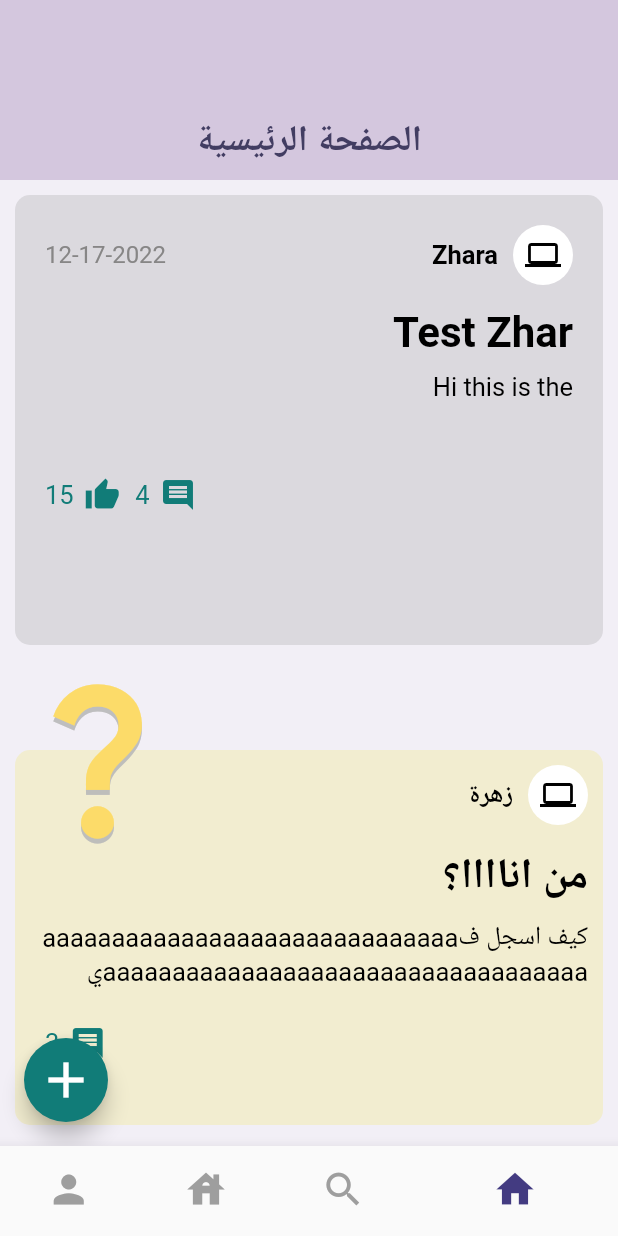
After one commit to Khaled-alamri/Tuwaiq-Academy-Community-Application, a Flutter app: the AppLayout screen opened by its route, on a phone screen of 412 x 824 dp. The commit adds this screen. Run offline on Flutter 3.47's test engine with Material 2 defaults, Android fonts, the phone set to English and light mode, and no system bars; our stand-ins replace auto_size_text, get, hexcolor, smooth_page_indicator.

Commit message:
HomePage

```diff
--- /dev/null
+++ b/lib/Component/custom IconwithName.dart
@@ -0,0 +1,32 @@
+import 'package:flutter/material.dart';
+import 'package:flutter/src/widgets/container.dart';
+import 'package:flutter/src/widgets/framework.dart';
+
+class nameWithIcon extends StatelessWidget {
+  const nameWithIcon({super.key, required this.PostOwnrName});
+  final String PostOwnrName;
+  // Image
+
+  @override
+  Widget build(BuildContext context) {
+    return Row(
+      children: [
+        CircleAvatar(
+          backgroundColor: Colors.white,
+          child: Icon(
+            Icons.laptop,
+            color: Colors.black,
+          ),
+        ),
+        const SizedBox(
+          width: 10,
+        ),
+        Text(
+          PostOwnrName,
+          style: TextStyle(
+              color: Colors.black, fontSize: 17, fontWeight: FontWeight.w600),
+        ),
+      ],
+    );
+  }
+}
--- /dev/null
+++ b/lib/Component/custom contentText.dart
@@ -0,0 +1,38 @@
+import 'package:flutter/material.dart';
+import 'package:flutter/src/widgets/container.dart';
+import 'package:flutter/src/widgets/framework.dart';
+
+class contentText extends StatelessWidget {
+  const contentText(
+      {super.key, required this.postTitle, required this.PostBody});
+  final String postTitle;
+  final String PostBody;
+
+  @override
+  Widget build(BuildContext context) {
+    return Column(
+      mainAxisAlignment: MainAxisAlignment.start,
+      crossAxisAlignment: CrossAxisAlignment.start,
+      children: [
+        Text(
+          postTitle,
+          style: TextStyle(
+              color: Colors.black, fontSize: 28, fontWeight: FontWeight.bold),
+        ),
+        const SizedBox(
+          height: 10,
+        ),
+        Container(
+          height: 50,
+          child: Text(
+            PostBody,
+            style: TextStyle(
+              color: Colors.black,
+              fontSize: 17,
+            ),
+          ),
+        ),
+      ],
+    );
+  }
+}
--- /dev/null
+++ b/lib/Component/custom qution card.dart
@@ -0,0 +1,95 @@
+import 'package:final_project/Component/custom%20IconwithName.dart';
+import 'package:final_project/Component/custom%20contentText.dart';
+import 'package:flutter/material.dart';
+import 'package:flutter/src/widgets/container.dart';
+import 'package:flutter/src/widgets/framework.dart';
+import 'package:hexcolor/hexcolor.dart';
+
+class CustomQutionCard extends StatelessWidget {
+  const CustomQutionCard(
+      {super.key,
+      required this.cardDate,
+      required this.commentCont,
+      required this.likeCont,
+      required this.PostOwnrName,
+      required this.postTitle,
+      required this.PostBody});
+
+  final String cardDate;
+  final int commentCont;
+  final int likeCont;
+  final String PostOwnrName;
+  final String postTitle;
+  final String PostBody;
+
+  @override
+  Widget build(BuildContext context) {
+    return Container(
+      height: 300,
+      margin: EdgeInsetsDirectional.all(10),
+      padding: EdgeInsetsDirectional.all(20),
+      decoration: BoxDecoration(
+        borderRadius: BorderRadiusDirectional.circular(10),
+        color: HexColor("#dbd9de"),
+      ),
+      child: Column(
+        mainAxisAlignment: MainAxisAlignment.start,
+        crossAxisAlignment: CrossAxisAlignment.start,
+        children: [
+          Row(
+            children: [
+              nameWithIcon(PostOwnrName: PostOwnrName),
+              Spacer(),
+              Text(
+                cardDate,
+                style: TextStyle(
+                  color: Color.fromARGB(255, 135, 134, 134),
+                  fontSize: 16,
+                ),
+              ),
+            ],
+          ),
+          const SizedBox(
+            height: 15,
+          ),
+          contentText(postTitle: postTitle, PostBody: PostBody),
+          const SizedBox(
+            height: 20,
+          ),
+          Row(
+            mainAxisAlignment: MainAxisAlignment.end,
+            children: [
+              Icon(
+                Icons.comment,
+                color: HexColor("#117c78"),
+              ),
+              const SizedBox(
+                width: 7,
+              ),
+              Text(
+                // comment
+                commentCont.toString(),
+                style: TextStyle(color: HexColor("#117c78"), fontSize: 17),
+              ),
+              const SizedBox(
+                width: 10,
+              ),
+              Icon(
+                Icons.thumb_up,
+                color: HexColor("#117c78"),
+              ),
+              const SizedBox(
+                width: 7,
+              ),
+              Text(
+                //like
+                likeCont.toString(),
+                style: TextStyle(color: HexColor("#117c78"), fontSize: 17),
+              ),
+            ],
+          ),
+        ],
+      ),
+    );
+  }
+}
--- a/lib/Router/Routers.dart
+++ b/lib/Router/Routers.dart
@@ -1,11 +1,14 @@
 
 import 'package:final_project/View/OnBoarding/PageView.dart';
+import 'package:final_project/View/app_layout.dart';
 import 'package:get/get.dart';
 
-List<GetPage<dynamic>>? getPages =[
+List<GetPage<dynamic>>? getPages = [
     GetPage(name: RouterNames.pageView , page: () => PageViewScreen(),),
+    GetPage(name: RouterNames.appLayout , page: () => AppLayout(),),
 ];
 
 class RouterNames {
   static String pageView = "/PageView";
+  static String appLayout = "/appLayout";
 }
--- a/lib/Style/Style.dart
+++ b/lib/Style/Style.dart
@@ -10,5 +10,4 @@ const slidAndfloatColor = Color(0xFF078378);
 
 
 //Default Padding
-
 const defaultPadding = 15.0;
--- a/lib/View/OnBoarding/PageView.dart
+++ b/lib/View/OnBoarding/PageView.dart
@@ -1,5 +1,6 @@
 import 'package:final_project/Controller/PageViewController.dart';
 import 'package:final_project/Router/Routers.dart';
+import 'package:final_project/Style/Style.dart';
 import 'package:final_project/View/OnBoarding/OnBoarding_1.dart';
 import 'package:final_project/View/OnBoarding/OnBoarding_2.dart';
 import 'package:final_project/View/OnBoarding/OnBoarding_3.dart';
@@ -55,12 +56,9 @@ class PageViewScreen extends StatelessWidget {
                       height: 40,
                       child: ElevatedButton(
                           style: ElevatedButton.styleFrom(
-                              backgroundColor:
-                                  Colors.purple[900]!.withOpacity(0.5)),
+                              backgroundColor: primaryColor.withOpacity(0.5)),
                           onPressed: () {
-                            pageViewController.controller.nextPage(
-                                duration: Duration(microseconds: 500),
-                                curve: Curves.easeIn);
+                            //Get.off(appLayout());
                           },
                           child: Text(
                             "WelcomeButton".tr,
--- /dev/null
+++ b/lib/View/app_layout.dart
@@ -0,0 +1,76 @@
+import 'package:final_project/View/home_screen.dart';
+import 'package:flutter/material.dart';
+import 'package:hexcolor/hexcolor.dart';
+
+class AppLayout extends StatefulWidget {
+  @override
+  State<AppLayout> createState() => _AppLayoutState();
+}
+
+class _AppLayoutState extends State<AppLayout> {
+  int currentIndex = 0;
+
+  List<Widget> bottomScreens = [
+    HomeScreen(),
+    Text("Page"),
+    Text("Page"),
+    Text("Page"),
+  ];
+
+  void changeBottomNav(int index) {
+    currentIndex = index;
+  }
+
+  @override
+  Widget build(BuildContext context) {
+    return Scaffold(
+      body: bottomScreens[currentIndex],
+      bottomNavigationBar: BottomNavigationBar(
+        showSelectedLabels: false,
+        showUnselectedLabels: false,
+        selectedItemColor: HexColor("#433b81"),
+
+        onTap: (index) {
+          setState(() {
+            changeBottomNav(index);
+          });
+        },
+        currentIndex: currentIndex,
+        items: [
+          BottomNavigationBarItem(
+            icon: Icon(
+              Icons.home,
+              size: 30,
+              color: HexColor("#433b81"),
+            ),
+            label: "Home",
+          ),
+          BottomNavigationBarItem(
+            icon: Icon(
+              Icons.search_sharp,
+              size: 30,
+              color: Colors.grey,
+            ),
+            label: "Search",
+          ),
+          BottomNavigationBarItem(
+            icon: Icon(
+              Icons.house,
+              size: 30,
+              color: Colors.grey,
+            ),
+            label: "University",
+          ),
+          BottomNavigationBarItem(
+            icon: Icon(
+              Icons.person,
+              size: 30,
+              color: Colors.grey,
+            ),
+            label: "Profile",
+          ),
+        ],
+      ),
+    );
+  }
+}
--- /dev/null
+++ b/lib/View/home_screen.dart
@@ -0,0 +1,276 @@
+import 'package:final_project/Component/custom%20IconwithName.dart';
+import 'package:final_project/Component/custom%20contentText.dart';
+import 'package:final_project/Component/custom%20qution%20card.dart';
+import 'package:flutter/material.dart';
+import 'package:flutter/src/foundation/key.dart';
+import 'package:flutter/src/widgets/framework.dart';
+import 'package:hexcolor/hexcolor.dart';
+
+class HomeScreen extends StatefulWidget {
+  const HomeScreen({Key? key}) : super(key: key);
+
+  @override
+  State<HomeScreen> createState() => _HomeScreenState();
+}
+
+class _HomeScreenState extends State<HomeScreen> {
+  @override
+  Widget build(BuildContext context) {
+    return Scaffold(
+      backgroundColor: HexColor("#f2eff6"),
+      body: Directionality(
+        textDirection: TextDirection.rtl,
+        child: SingleChildScrollView(
+          child: Column(
+            children: [
+              Container(
+                height: 120,
+                padding: EdgeInsetsDirectional.only(bottom: 10),
+                width: double.infinity,
+                color: HexColor("#d4c7de"),
+                child: Align(
+                  alignment: Alignment.bottomCenter,
+                  child: Text(
+                    "الصفحة الرئيسية",
+                    style: TextStyle(
+                      color: HexColor("#423d62"),
+                      fontSize: 24,
+                      fontWeight: FontWeight.bold,
+                    ),
+                  ),
+                ),
+              ),
+              // Container(
+              //   margin: EdgeInsetsDirectional.all(10),
+              //   padding: EdgeInsetsDirectional.all(20),
+              //   decoration: BoxDecoration(
+              //     borderRadius: BorderRadiusDirectional.circular(10),
+              //     color: HexColor("#dbd9de"),
+              //   ),
+              //   child: Column(
+              //     mainAxisAlignment: MainAxisAlignment.start,
+              //     crossAxisAlignment: CrossAxisAlignment.start,
+              //     children: [
+              //       Row(
+              //         children: [
+              //           nameWithIcon(),
+              //           Spacer(),
+              //           Text(
+              //             "Dec19 - 2022",
+              //             style: TextStyle(
+              //               color: Color.fromARGB(255, 135, 134, 134),
+              //               fontSize: 16,
+              //             ),
+              //           ),
+              //         ],
+              //       ),
+              //       const SizedBox(
+              //         height: 15,
+              //       ),
+              //       contentText(),
+              //       const SizedBox(
+              //         height: 20,
+              //       ),
+              //       Row(
+              //         mainAxisAlignment: MainAxisAlignment.end,
+              //         children: [
+              //           Icon(
+              //             Icons.comment,
+              //             color: HexColor("#117c78"),
+              //           ),
+              //           const SizedBox(
+              //             width: 7,
+              //           ),
+              //           Text(
+              //             "3",
+              //             style: TextStyle(
+              //                 color: HexColor("#117c78"), fontSize: 17),
+              //           ),
+              //           const SizedBox(
+              //             width: 10,
+              //           ),
+              //           Icon(
+              //             Icons.thumb_up,
+              //             color: HexColor("#117c78"),
+              //           ),
+              //           const SizedBox(
+              //             width: 7,
+              //           ),
+              //           Text(
+              //             "3",
+              //             style: TextStyle(
+              //                 color: HexColor("#117c78"), fontSize: 17),
+              //           ),
+              //         ],
+              //       ),
+              //     ],
+              //   ),
+              // ),
+              CustomQutionCard(
+                  postTitle: "Test Zhar",
+                  likeCont: 15,
+                  PostBody: "Hi this is the ",
+                  PostOwnrName: "Zhara",
+                  cardDate: "12-17-2022",
+                  commentCont: 4),
+              const SizedBox(
+                height: 50,
+              ),
+              Container(
+                height: 250,
+                margin: EdgeInsetsDirectional.all(10),
+                padding: EdgeInsetsDirectional.all(10),
+                decoration: BoxDecoration(
+                  borderRadius: BorderRadiusDirectional.circular(10),
+                  color: HexColor("#f2edd0"),
+                ),
+                child: Stack(
+                  clipBehavior: Clip.none,
+                  children: [
+                    Column(
+                      mainAxisAlignment: MainAxisAlignment.start,
+                      crossAxisAlignment: CrossAxisAlignment.start,
+                      children: [
+                        nameWithIcon(PostOwnrName: "زهرة"),
+                        const SizedBox(
+                          height: 15,
+                        ),
+                        contentText(
+                            postTitle: "من اناااا؟",
+                            PostBody:
+                                "كيف اسجل فaaaaaaaaaaaaaaaaaaaaaaaaaaaaaaaaaaaaaaaaaaaaaaaaaaaaaaaaaaaaaaaaaي معسكران في نفس الوaaaaaaaaaaaaaaaaaaaaaaaaaaaaaaaaaaaaaaaaaaaaaaaaaaaaaaaaaaaaaaaaقت"),
+                        const SizedBox(
+                          height: 20,
+                        ),
+                        Row(
+                          mainAxisAlignment: MainAxisAlignment.end,
+                          children: [
+                            Icon(
+                              Icons.comment,
+                              color: HexColor("#117c78"),
+                            ),
+                            const SizedBox(
+                              width: 7,
+                            ),
+                            Text(
+                              "3",
+                              style: TextStyle(
+                                  color: HexColor("#117c78"), fontSize: 17),
+                            ),
+                            const SizedBox(
+                              width: 10,
+                            ),
+                          ],
+                        ),
+                      ],
+                    ),
+                    Positioned(
+                      top: -70,
+                      left: -20,
+                      child: Icon(
+                        Icons.question_mark,
+                        color: HexColor("#fcdb69"),
+                        size: 130,
+                        shadows: [
+                          BoxShadow(
+                              color: Color.fromARGB(232, 185, 185, 185),
+                              spreadRadius: 10,
+                              offset: Offset(0, 3))
+                        ],
+                      ),
+                    ),
+                  ],
+                ),
+              ),
+              CustomQutionCard(
+                  postTitle: "Test Zhar",
+                  likeCont: 15,
+                  PostBody: "Hi this is the ",
+                  PostOwnrName: "Zhara",
+                  cardDate: "12-17-2022",
+                  commentCont: 4),
+              const SizedBox(
+                height: 50,
+              ),
+              CustomQutionCard(
+                  postTitle: "Test Zhar",
+                  likeCont: 15,
+                  PostBody: "Hi this is the ",
+                  PostOwnrName: "Zhara",
+                  cardDate: "12-17-2022",
+                  commentCont: 4),
+              const SizedBox(
+                height: 50,
+              ),
+              CustomQutionCard(
+                  postTitle: "Test Zhar",
+                  likeCont: 15,
+                  PostBody: "Hi this is the ",
+                  PostOwnrName: "Zhara",
+                  cardDate: "12-17-2022",
+                  commentCont: 4),
+              const SizedBox(
+                height: 50,
+              ),
+            ],
+          ),
+        ),
+      ),
+      floatingActionButton: FloatingActionButton(
+        backgroundColor: HexColor("#117c78"),
+        onPressed: () {},
+        child: Icon(
+          Icons.add,
+          color: Colors.white,
+          size: 40,
+        ),
+      ),
+    );
+  }
+
+  // Widget nameWithIcon() {
+  //   return Row(
+  //     children: [
+  //       CircleAvatar(
+  //         backgroundColor: Colors.white,
+  //         child: Icon(
+  //           Icons.laptop,
+  //           color: Colors.black,
+  //         ),
+  //       ),
+  //       const SizedBox(
+  //         width: 10,
+  //       ),
+  //       Text(
+  //         "سارة القوده",
+  //         style: TextStyle(
+  //             color: Colors.black, fontSize: 17, fontWeight: FontWeight.w600),
+  //       ),
+  //     ],
+  //   );
+  // }
+
+  // Widget contentText() {
+  //   return Column(
+  //     mainAxisAlignment: MainAxisAlignment.start,
+  //     crossAxisAlignment: CrossAxisAlignment.start,
+  //     children: [
+  //       Text(
+  //         "ما هو flutter؟",
+  //         style: TextStyle(
+  //             color: Colors.black, fontSize: 28, fontWeight: FontWeight.bold),
+  //       ),
+  //       const SizedBox(
+  //         height: 10,
+  //       ),
+  //       Text(
+  //         "فلاتر هو (SDK) للهاتف المحمول أي حزمة تطوير تطبيقات الهواتف الذكية، يسمح لك بكتابة تطبيق في قاعدة بيانات واحدة وتترجم لكل من Android و  IOS. يعتبر فلاتر Flutter اطار عمل.",
+  //         style: TextStyle(
+  //           color: Colors.black,
+  //           fontSize: 17,
+  //         ),
+  //       ),
+  //     ],
+  //   );
+  // }
+}
--- a/lib/main.dart
+++ b/lib/main.dart
@@ -1,6 +1,7 @@
 import 'package:final_project/Localization/Languages.dart';
 import 'package:final_project/Router/Routers.dart';
 import 'package:final_project/View/OnBoarding/PageView.dart';
+import 'package:final_project/View/app_layout.dart';
 import 'package:flutter/material.dart';
 import 'package:get/get.dart';
 
@@ -17,7 +18,8 @@ class MyApp extends StatelessWidget {
      initialRoute: RouterNames.pageView,
      getPages: getPages,
     translations: Languages(),
-    locale: const Locale('ar'), // The Languages it shulde be Arabic when tha App Start
+    locale: const Locale('ar'),
+    home: AppLayout(), // The Languages it shulde be Arabic when tha App Start
 
     );
   }
```
